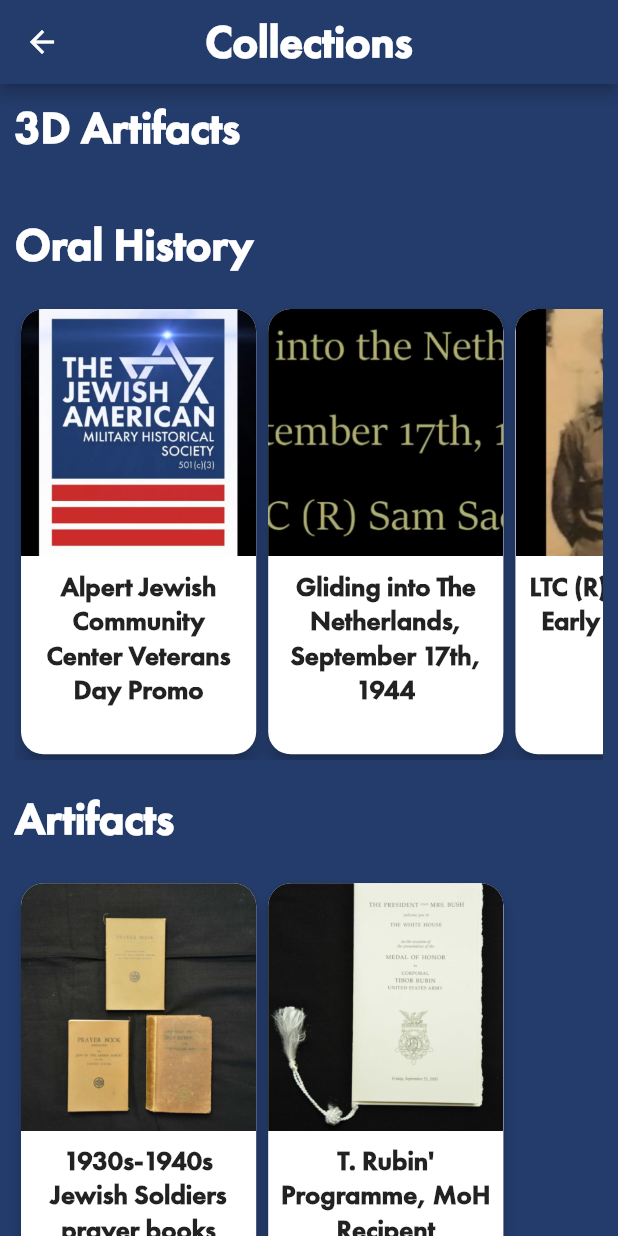
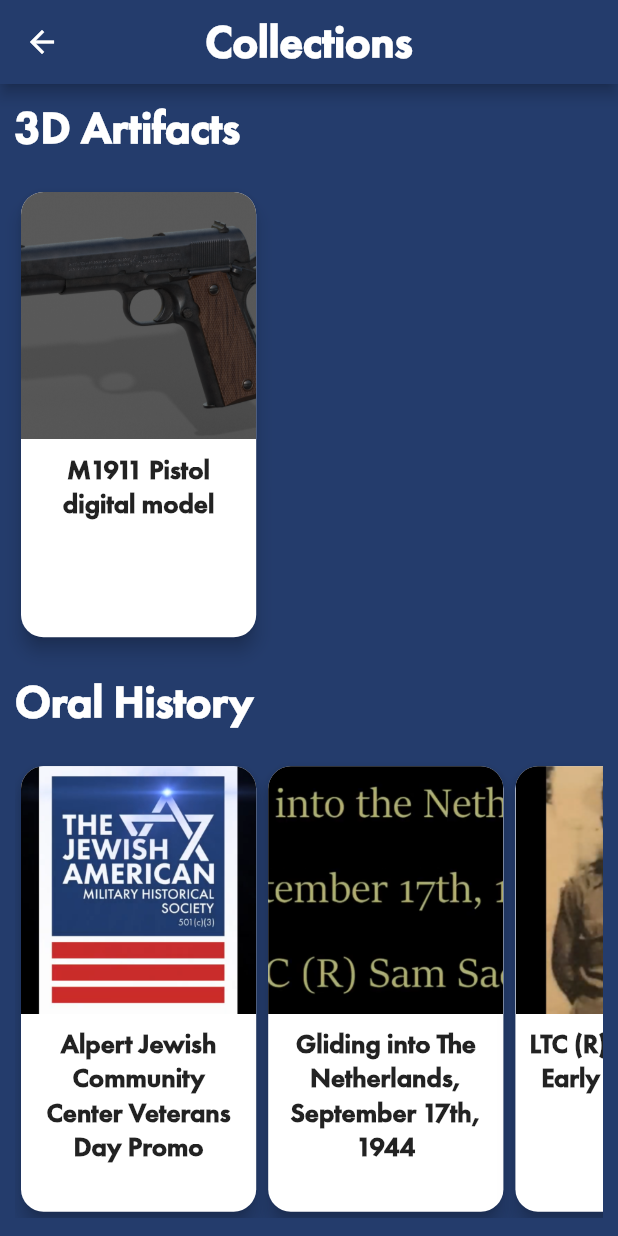
Before and after one commit to AllexisAlvarico/JAMHS_Flutter, a Flutter app: the CollectionPage screen opened directly, on a phone screen of 412 x 824 dp. Run offline on Flutter 3.47's test engine with Material 2 defaults, Android fonts, the phone set to English and light mode, and no system bars; our stand-ins replace video_player; missing offline and left inert: advance_pdf_viewer, model_viewer, panorama.

Commit message:
Fixed missing ModelData.

```diff
--- a/lib/ArtifactCollectionCards.dart
+++ b/lib/ArtifactCollectionCards.dart
@@ -127,6 +127,14 @@ class ArtifactCollectionData {
       this.imagePath, this.title, this.name, this.category, this.desc);
 }
 
+class ModelData extends ArtifactCollectionData {
+  String modelPath;
+
+  ModelData(String imagePath, String title, String name, String category,
+      String desc, this.modelPath)
+      : super(imagePath, title, name, category, desc);
+}
+
 class VideoData extends ArtifactCollectionData {
   String videoPath;
 
--- a/lib/collection.dart
+++ b/lib/collection.dart
@@ -1,6 +1,5 @@
 import 'package:flutter/material.dart';
 import 'package:jamhs_flutter/videoView.dart';
-import 'artifactCard.dart';
 import 'ArtifactCollectionCards.dart';
 import 'modelView.dart';
 import 'artifactView.dart';
```
